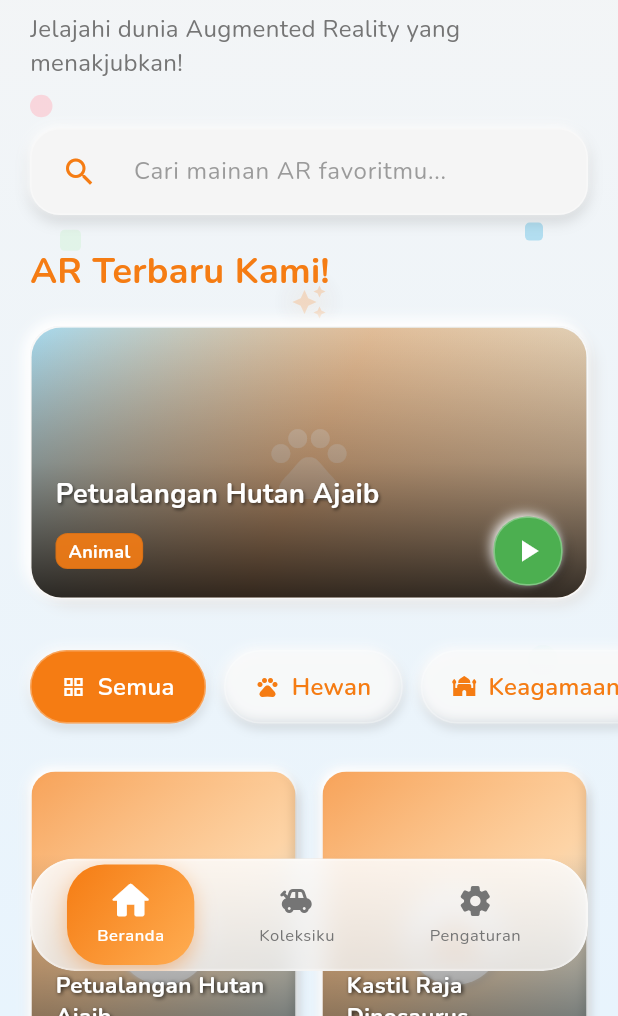
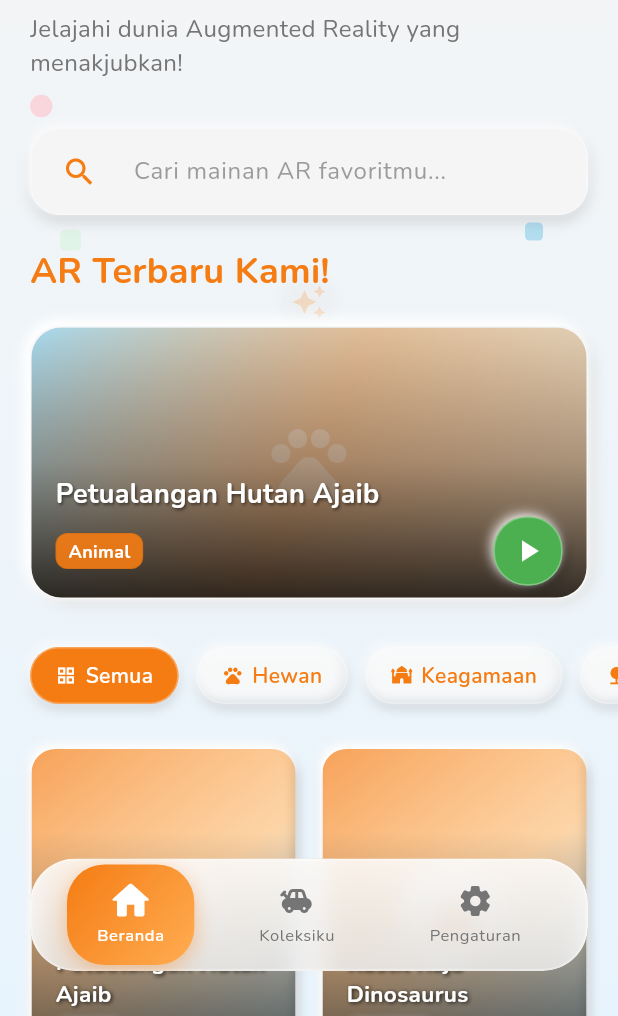
Before and after one commit to KhairuMufid/portal-ar, a Flutter app: the screen it shows after launch, on a phone screen of 412 x 824 dp, the part 220-1236 px from its top. Run offline on Flutter 3.47's test engine with Material 3 defaults, Android fonts, the phone set to English and light mode, and no system bars; our stand-ins replace google_fonts, shared_preferences; project files that could hold a hidden picture were left out.

Commit message:
fix filter category size

```diff
--- a/mobile-development/lib/features/home/home_page.dart
+++ b/mobile-development/lib/features/home/home_page.dart
@@ -696,13 +696,13 @@ class _HomePageState extends State<HomePage> with TickerProviderStateMixin {
         crossAxisAlignment: CrossAxisAlignment.start,
         children: [
           Container(
-            height: 70,
+            height: 55,
             margin: const EdgeInsets.only(top: 8, bottom: 20),
             child: ListView.builder(
               scrollDirection: Axis.horizontal,
               itemCount: AppConstants.categories.length,
               physics: const BouncingScrollPhysics(),
-              padding: const EdgeInsets.symmetric(horizontal: 20, vertical: 10),
+              padding: const EdgeInsets.symmetric(horizontal: 20, vertical: 8),
               itemBuilder: (context, index) {
                 final category = AppConstants.categories[index];
                 final isSelected = selectedCategory == category;
@@ -720,11 +720,11 @@ class _HomePageState extends State<HomePage> with TickerProviderStateMixin {
                             ? AppColors.primary
                             : AppColors.backgroundLight.withOpacity(0.1),
                     elevation: 6.0,
-                    borderRadius: 25,
+                    borderRadius: 20,
                     use3DEffect: true,
                     padding: const EdgeInsets.symmetric(
-                      horizontal: 20,
-                      vertical: 12,
+                      horizontal: 16,
+                      vertical: 8,
                     ),
                     child: Row(
                       mainAxisSize: MainAxisSize.min,
@@ -735,9 +735,9 @@ class _HomePageState extends State<HomePage> with TickerProviderStateMixin {
                               isSelected
                                   ? AppColors.textLight
                                   : AppColors.primary,
-                          size: 16,
+                          size: 14,
                         ),
-                        const SizedBox(width: 8),
+                        const SizedBox(width: 6),
                         Text(
                           category,
                           style: GoogleFonts.nunito(
@@ -746,7 +746,7 @@ class _HomePageState extends State<HomePage> with TickerProviderStateMixin {
                                     ? AppColors.textLight
                                     : AppColors.primary,
                             fontWeight: FontWeight.w600,
-                            fontSize: 16,
+                            fontSize: 14,
                           ),
                         ),
                       ],
```
